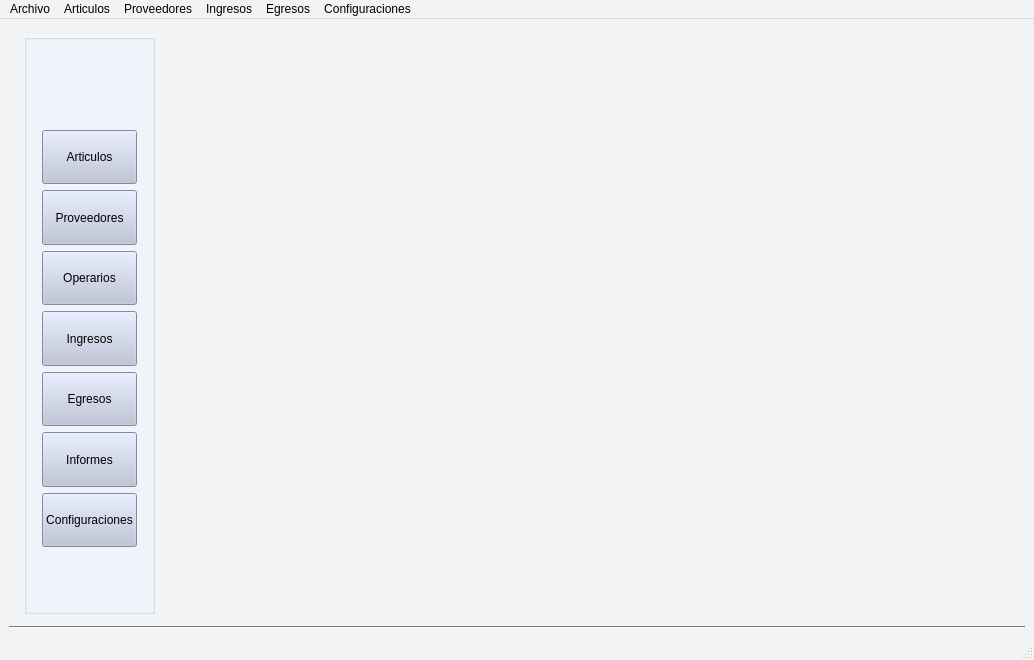
Before: the Qt Designer form Vistas/gui/main.ui in Lonaris/Corupel, drawn with Qt 5.
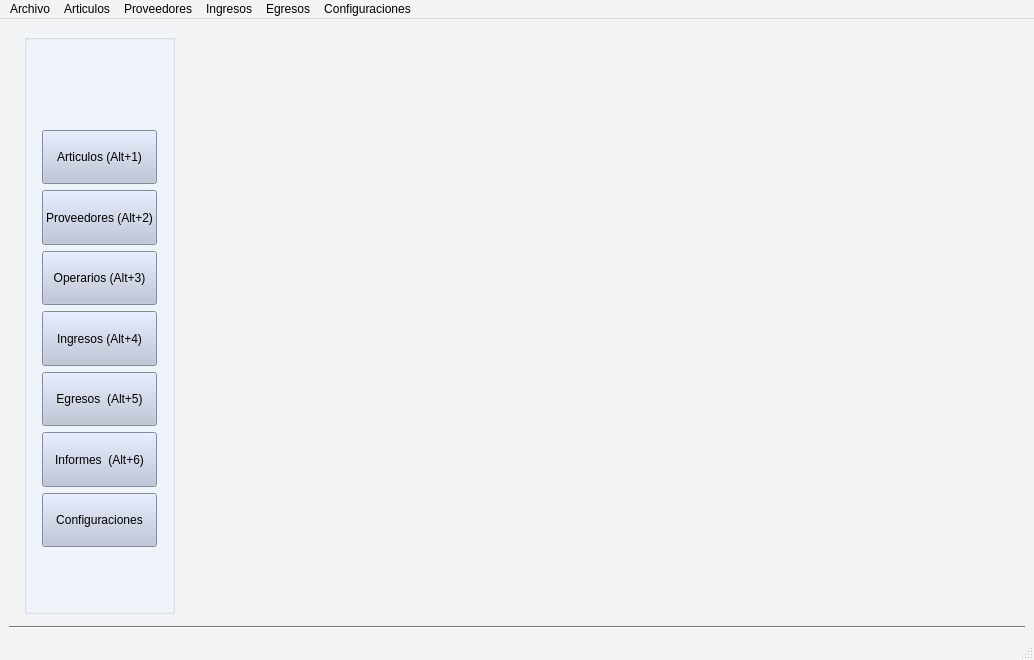
After: the same form once the commit is applied. Icons and pictures are not drawn.

Patch:
```diff
--- a/Vistas/gui/main.ui
+++ b/Vistas/gui/main.ui
@@ -556,7 +556,7 @@
 								}</string>
            </property>
            <property name="text">
-            <string>Proveedores</string>
+            <string>Proveedores (Alt+2)</string>
            </property>
            <property name="icon">
             <iconset>
@@ -584,7 +584,7 @@
 								}</string>
            </property>
            <property name="text">
-            <string>Ingresos</string>
+            <string>Ingresos (Alt+4)</string>
            </property>
            <property name="icon">
             <iconset>
@@ -612,7 +612,7 @@
 								}</string>
            </property>
            <property name="text">
-            <string>Egresos</string>
+            <string>Egresos  (Alt+5)</string>
            </property>
            <property name="icon">
             <iconset>
@@ -640,7 +640,7 @@
 								}</string>
            </property>
            <property name="text">
-            <string>Informes</string>
+            <string>Informes  (Alt+6)</string>
            </property>
            <property name="icon">
             <iconset>
@@ -668,7 +668,7 @@
 								}</string>
            </property>
            <property name="text">
-            <string>Articulos</string>
+            <string>Articulos (Alt+1)</string>
            </property>
            <property name="icon">
             <iconset>
@@ -696,7 +696,7 @@
 								}</string>
            </property>
            <property name="text">
-            <string>Operarios</string>
+            <string>Operarios (Alt+3)</string>
            </property>
            <property name="icon">
             <iconset>
```
Left out of the diff: 54 changed lines with no effect on the pictures.
